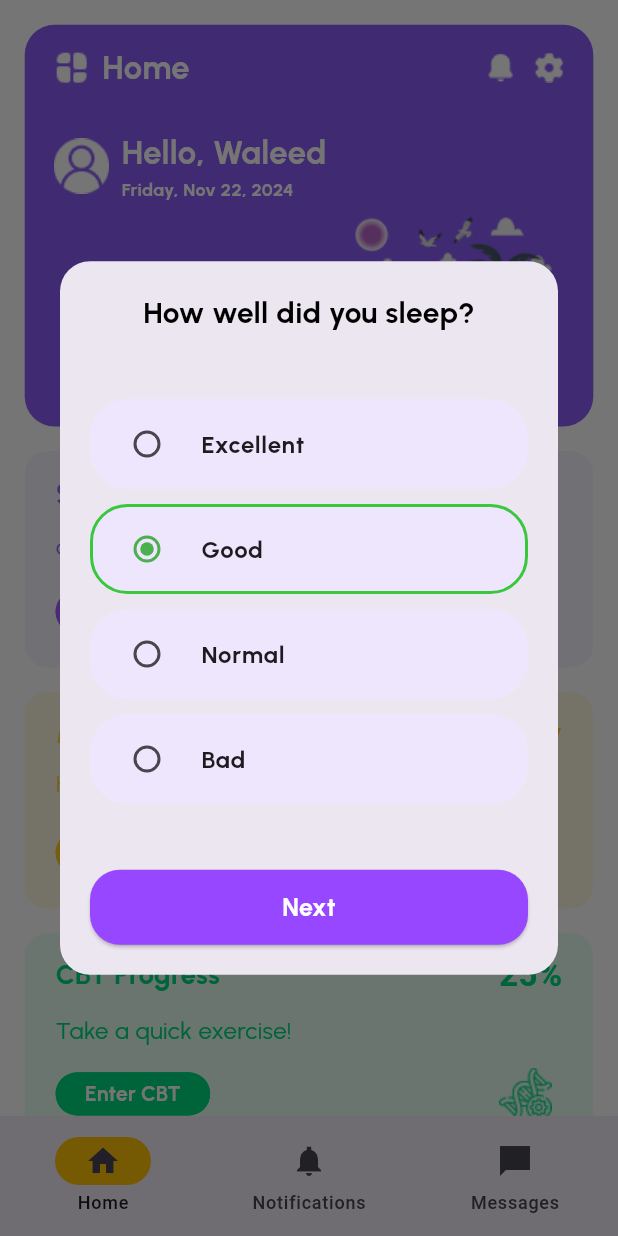
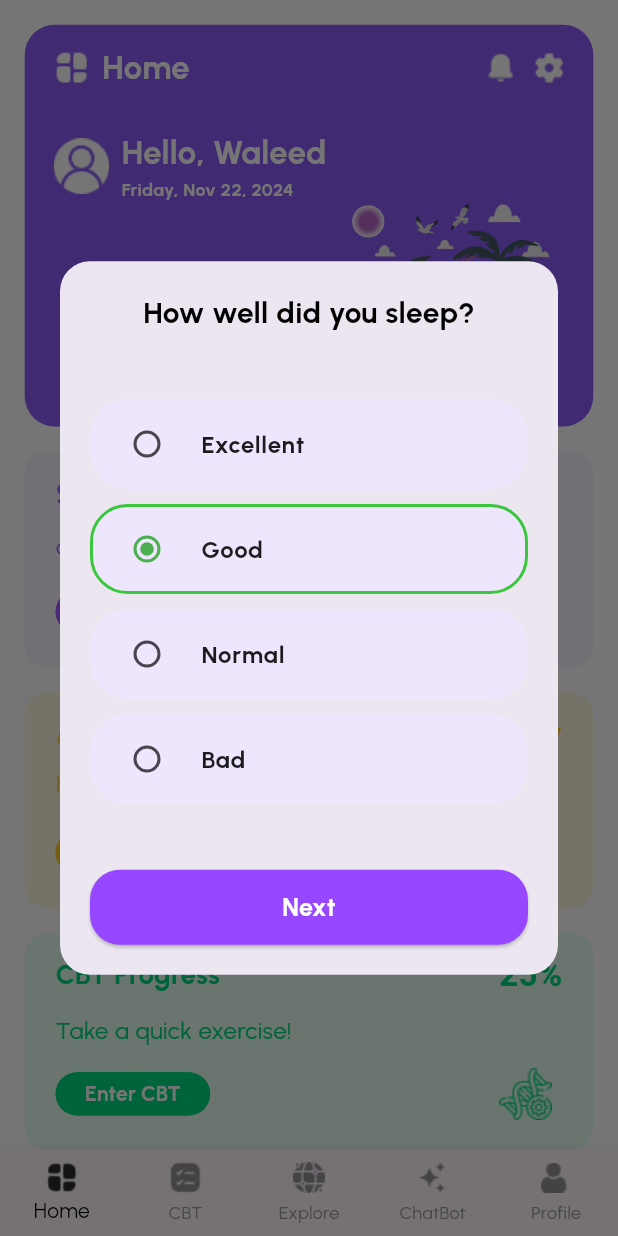
Before and after one commit to eslamnaaser454/TruYou, a Flutter app: the DashboardPage screen opened directly, after a tap on "Explore", on a phone screen of 412 x 824 dp. Run offline on Flutter 3.47's test engine with Material 3 defaults, Android fonts, the phone set to English and light mode, and no system bars; our stand-ins replace cloud_firestore, firebase_auth, firebase_core, firebase_storage, google_generative_ai, image_picker; accounts and stored records are empty; Roboto replaces fonts that are missing (Poppins).

Commit message:
the action bar for home and chat screens + navigate to notification from home

```diff
--- /dev/null
+++ b/truyou/lib/actionBar/actionBar.dart
@@ -0,0 +1,63 @@
+import 'package:flutter/material.dart';
+
+class ActionBar extends StatelessWidget {
+  final int selectedIndex;
+  final Function(int) onItemTapped;
+
+  ActionBar({
+    required this.selectedIndex,
+    required this.onItemTapped,
+  });
+
+  @override
+  Widget build(BuildContext context) {
+    return BottomNavigationBar(
+      items: <BottomNavigationBarItem>[
+        BottomNavigationBarItem(
+          icon: Opacity(
+            opacity: selectedIndex == 0 ? 1.0 : 0.5,
+            child: Image.asset('Media/icons/dashboardd.png',
+                width: 24, height: 24),
+          ),
+          label: 'Home',
+        ),
+        BottomNavigationBarItem(
+          icon: Opacity(
+            opacity: selectedIndex == 1 ? 1.0 : 0.5,
+            child: Image.asset('Media/icons/task.png', width: 24, height: 24),
+          ),
+          label: 'CBT',
+        ),
+        BottomNavigationBarItem(
+          icon: Opacity(
+            opacity: selectedIndex == 2 ? 1.0 : 0.5,
+            child:
+                Image.asset('Media/icons/worldwide.png', width: 24, height: 24),
+          ),
+          label: 'Explore',
+        ),
+        BottomNavigationBarItem(
+          icon: Opacity(
+            opacity: selectedIndex == 3 ? 1.0 : 0.5,
+            child: Image.asset('Media/icons/ai.png', width: 24, height: 24),
+          ),
+          label: 'ChatBot',
+        ),
+        BottomNavigationBarItem(
+          icon: Opacity(
+            opacity: selectedIndex == 4 ? 1.0 : 0.5,
+            child: Image.asset('Media/icons/user-1.png', width: 24, height: 24),
+          ),
+          label: 'Profile',
+        ),
+      ],
+      currentIndex: selectedIndex,
+      selectedItemColor: Colors.black,
+      unselectedItemColor: Colors.grey,
+      onTap: onItemTapped,
+      type: BottomNavigationBarType.fixed,
+      selectedLabelStyle: TextStyle(fontFamily: 'Urbanist'),
+      unselectedLabelStyle: TextStyle(fontFamily: 'Urbanist'),
+    );
+  }
+}
--- a/truyou/lib/dashboard/dashboardPage.dart
+++ b/truyou/lib/dashboard/dashboardPage.dart
@@ -1,8 +1,9 @@
 import 'package:flutter/material.dart';
+import 'package:truyou/chatboot/chatstart.dart';
+import 'package:truyou/notification/notification.dart';
+import 'package:truyou/profile/profilepage.dart';
 import 'package:truyou/settingspages/mainpage.dart';
-
-import 'package:flutter/material.dart';
-import 'package:truyou/settingspages/mainpage.dart';
+import 'package:truyou/actionBar/actionBar.dart'; // Import the ActionBar
 
 class DashboardPage extends StatefulWidget {
   @override
@@ -30,8 +31,7 @@ class _DashboardPageState extends State<DashboardPage> {
             builder: (context, setState) {
               return Dialog(
                 shape: RoundedRectangleBorder(
-                  borderRadius:
-                      BorderRadius.circular(20), // Dialog rounded corners
+                  borderRadius: BorderRadius.circular(20),
                 ),
                 child: LayoutBuilder(
                   builder: (context, constraints) {
@@ -56,8 +56,7 @@ class _DashboardPageState extends State<DashboardPage> {
                               margin: EdgeInsets.symmetric(vertical: 5),
                               decoration: BoxDecoration(
                                 color: Color.fromARGB(197, 239, 230, 255),
-                                borderRadius: BorderRadius.circular(
-                                    25), // Option rounded corners
+                                borderRadius: BorderRadius.circular(25),
                                 border: Border.all(
                                   color: option == selectedOption
                                       ? const Color.fromARGB(255, 56, 199, 61)
@@ -70,7 +69,7 @@ class _DashboardPageState extends State<DashboardPage> {
                                   option,
                                   style: TextStyle(
                                     fontFamily: 'Urbanist',
-                                    fontWeight: FontWeight.bold, // Bold font
+                                    fontWeight: FontWeight.bold,
                                   ),
                                 ),
                                 value: option,
@@ -87,14 +86,11 @@ class _DashboardPageState extends State<DashboardPage> {
                           SizedBox(height: constraints.maxHeight * 0.05),
                           ElevatedButton(
                             style: ElevatedButton.styleFrom(
-                              backgroundColor:
-                                  Color(0xFF9747FF), // Button color
+                              backgroundColor: Color(0xFF9747FF),
                               shape: RoundedRectangleBorder(
-                                borderRadius:
-                                    BorderRadius.circular(20), // Button shape
+                                borderRadius: BorderRadius.circular(20),
                               ),
-                              minimumSize: Size(
-                                  double.infinity, 50), // Full-width button
+                              minimumSize: Size(double.infinity, 50),
                             ),
                             onPressed: () {
                               Navigator.of(context).pop();
@@ -147,7 +143,6 @@ class _DashboardPageState extends State<DashboardPage> {
         builder: (context, constraints) {
           return SingleChildScrollView(
             child: SafeArea(
-              // Added SafeArea
               child: Padding(
                 padding: EdgeInsets.all(constraints.maxWidth * 0.04),
                 child: Column(
@@ -197,29 +192,36 @@ class _DashboardPageState extends State<DashboardPage> {
           );
         },
       ),
-      bottomNavigationBar: NavigationBar(
-        onDestinationSelected: (int index) {
+      bottomNavigationBar: ActionBar(
+        selectedIndex: currentPageIndex,
+        onItemTapped: (int index) {
           setState(() {
             currentPageIndex = index;
           });
+          switch (index) {
+            case 0:
+              Navigator.push(
+                context,
+                MaterialPageRoute(builder: (context) => DashboardPage()),
+              );
+              break;
+            case 3:
+              Navigator.push(
+                context,
+                MaterialPageRoute(builder: (context) => ChatbotstartScreen()),
+              );
+              break;
+            // case 4:
+            //   Navigator.push(
+            //     context,
+            //     MaterialPageRoute(builder: (context) => ProfilePage(email: )), // Pass the email as needed
+            //   );
+            //   break;
+            default:
+              // Handle other cases if necessary
+              break;
+          }
         },
-        indicatorColor: Colors.amber,
-        selectedIndex: currentPageIndex,
-        destinations: const <Widget>[
-          NavigationDestination(
-            selectedIcon: Icon(Icons.home),
-            icon: Icon(Icons.home_outlined),
-            label: 'Home',
-          ),
-          NavigationDestination(
-            icon: Icon(Icons.notifications_sharp),
-            label: 'Notifications',
-          ),
-          NavigationDestination(
-            icon: Icon(Icons.messenger_sharp),
-            label: 'Messages',
-          ),
-        ],
       ),
     );
   }
@@ -277,14 +279,14 @@ class Header extends StatelessWidget {
                 Row(
                   children: [
                     GestureDetector(
-                      // onTap: () {
-                      //   Navigator.push(
-                      //     context,
-                      //     MaterialPageRoute(
-                      //       builder: (context) => SettingsPage(),
-                      //     ),
-                      //   );
-                      // },
+                      onTap: () {
+                        Navigator.push(
+                          context,
+                          MaterialPageRoute(
+                            builder: (context) => NotificationScreen(),
+                          ),
+                        );
+                      },
                       child: MouseRegion(
                         cursor: SystemMouseCursors.click,
                         child: Image.asset('Media/icons/bell-ring.png'),
@@ -346,11 +348,11 @@ class Header extends StatelessWidget {
             ),
           ),
           Positioned(
-            bottom: maxWidth * 0.0001,
+            bottom: maxWidth * 0.000001,
             right: maxWidth * 0.05,
             child: Image.asset(
-              'Media/images/palmtree.png',
-              width: 156,
+              'Media/images/palm tree-pana.png',
+              width: 160,
             ),
           ),
         ],
```
Also changed, not shown: truyou/lib/chatboot/chat.dart (+46 -2 lines), truyou/lib/chatboot/creatnewchat.dart (+37 -0 lines), truyou/Media/icons/ai.png (added), truyou/Media/icons/dashboardd.png (added), truyou/Media/icons/task.png (added), truyou/Media/icons/user-1.png (added), truyou/Media/icons/worldwide.png (added), truyou/Media/images/palm tree-pana.png (added).
